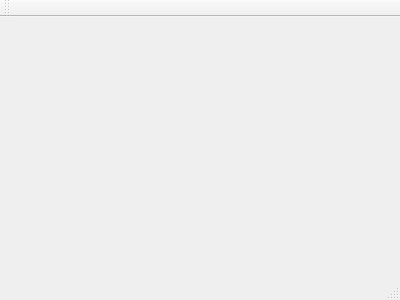
The window that mainwindow.ui (psenna/HMAX_C) describes before a commit, drawn with Qt 5.
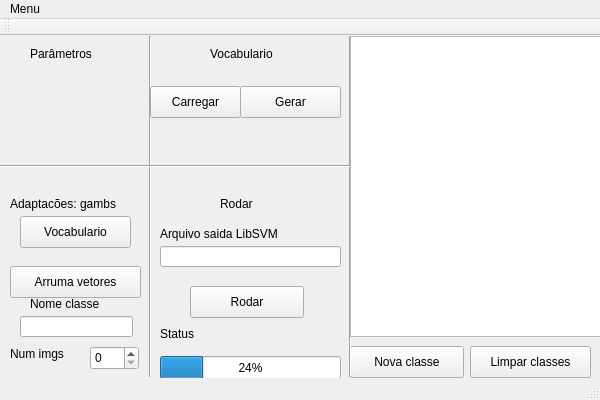
The same window after the commit. Icons and pictures are not drawn.

Patch:
```diff
--- a/mainwindow.ui
+++ b/mainwindow.ui
@@ -6,28 +6,311 @@
    <rect>
     <x>0</x>
     <y>0</y>
-    <width>400</width>
-    <height>300</height>
+    <width>600</width>
+    <height>400</height>
    </rect>
   </property>
+  <property name="minimumSize">
+   <size>
+    <width>600</width>
+    <height>400</height>
+   </size>
+  </property>
+  <property name="maximumSize">
+   <size>
+    <width>600</width>
+    <height>400</height>
+   </size>
+  </property>
   <property name="windowTitle">
    <string>MainWindow</string>
   </property>
   <widget class="QWidget" name="centralWidget">
+   <widget class="QPushButton" name="botaoNovClas">
+    <property name="geometry">
+     <rect>
+      <x>350</x>
+      <y>310</y>
+      <width>114</width>
+      <height>32</height>
+     </rect>
+    </property>
+    <property name="text">
+     <string>Nova classe</string>
+    </property>
+   </widget>
+   <widget class="QPushButton" name="botaoLimpClas">
+    <property name="geometry">
+     <rect>
+      <x>470</x>
+      <y>310</y>
+      <width>121</width>
+      <height>32</height>
+     </rect>
+    </property>
+    <property name="text">
+     <string>Limpar classes</string>
+    </property>
+   </widget>
+   <widget class="Line" name="line">
+    <property name="geometry">
+     <rect>
+      <x>340</x>
+      <y>0</y>
+      <width>20</width>
+      <height>341</height>
+     </rect>
+    </property>
+    <property name="orientation">
+     <enum>Qt::Vertical</enum>
+    </property>
+   </widget>
+   <widget class="Line" name="line_2">
+    <property name="geometry">
+     <rect>
+      <x>140</x>
+      <y>0</y>
+      <width>20</width>
+      <height>341</height>
+     </rect>
+    </property>
+    <property name="orientation">
+     <enum>Qt::Vertical</enum>
+    </property>
+   </widget>
+   <widget class="QPushButton" name="pushButton_4">
+    <property name="geometry">
+     <rect>
+      <x>150</x>
+      <y>50</y>
+      <width>91</width>
+      <height>32</height>
+     </rect>
+    </property>
+    <property name="text">
+     <string>Carregar</string>
+    </property>
+   </widget>
    <widget class="QLabel" name="label">
     <property name="geometry">
      <rect>
+      <x>210</x>
+      <y>10</y>
+      <width>81</width>
+      <height>16</height>
+     </rect>
+    </property>
+    <property name="text">
+     <string>Vocabulario</string>
+    </property>
+   </widget>
+   <widget class="QPushButton" name="pushButton_5">
+    <property name="geometry">
+     <rect>
+      <x>240</x>
+      <y>50</y>
+      <width>101</width>
+      <height>32</height>
+     </rect>
+    </property>
+    <property name="text">
+     <string>Gerar</string>
+    </property>
+   </widget>
+   <widget class="QProgressBar" name="progressBar">
+    <property name="geometry">
+     <rect>
+      <x>160</x>
+      <y>320</y>
+      <width>181</width>
+      <height>23</height>
+     </rect>
+    </property>
+    <property name="value">
+     <number>24</number>
+    </property>
+   </widget>
+   <widget class="Line" name="line_3">
+    <property name="geometry">
+     <rect>
+      <x>-10</x>
+      <y>120</y>
+      <width>361</width>
+      <height>20</height>
+     </rect>
+    </property>
+    <property name="orientation">
+     <enum>Qt::Horizontal</enum>
+    </property>
+   </widget>
+   <widget class="QLabel" name="label_2">
+    <property name="geometry">
+     <rect>
+      <x>220</x>
+      <y>160</y>
+      <width>62</width>
+      <height>16</height>
+     </rect>
+    </property>
+    <property name="text">
+     <string>Rodar</string>
+    </property>
+   </widget>
+   <widget class="QLineEdit" name="nomArqSVM">
+    <property name="geometry">
+     <rect>
+      <x>160</x>
+      <y>210</y>
+      <width>181</width>
+      <height>21</height>
+     </rect>
+    </property>
+   </widget>
+   <widget class="QLabel" name="label_3">
+    <property name="geometry">
+     <rect>
+      <x>160</x>
+      <y>190</y>
+      <width>141</width>
+      <height>16</height>
+     </rect>
+    </property>
+    <property name="text">
+     <string>Arquivo saida LibSVM</string>
+    </property>
+   </widget>
+   <widget class="QPushButton" name="botaoRodar">
+    <property name="geometry">
+     <rect>
+      <x>190</x>
+      <y>250</y>
+      <width>114</width>
+      <height>32</height>
+     </rect>
+    </property>
+    <property name="text">
+     <string>Rodar</string>
+    </property>
+   </widget>
+   <widget class="QLabel" name="label_4">
+    <property name="geometry">
+     <rect>
+      <x>160</x>
+      <y>290</y>
+      <width>62</width>
+      <height>16</height>
+     </rect>
+    </property>
+    <property name="text">
+     <string>Status</string>
+    </property>
+   </widget>
+   <widget class="QLabel" name="label_5">
+    <property name="geometry">
+     <rect>
+      <x>30</x>
+      <y>10</y>
+      <width>81</width>
+      <height>16</height>
+     </rect>
+    </property>
+    <property name="text">
+     <string>Parâmetros</string>
+    </property>
+   </widget>
+   <widget class="QLabel" name="label_6">
+    <property name="geometry">
+     <rect>
+      <x>10</x>
+      <y>160</y>
+      <width>131</width>
+      <height>16</height>
+     </rect>
+    </property>
+    <property name="text">
+     <string>Adaptacões: gambs</string>
+    </property>
+   </widget>
+   <widget class="QPushButton" name="botaoVoc">
+    <property name="geometry">
+     <rect>
       <x>20</x>
-      <y>25</y>
-      <width>351</width>
-      <height>191</height>
+      <y>180</y>
+      <width>111</width>
+      <height>32</height>
      </rect>
     </property>
     <property name="text">
-     <string/>
+     <string>Vocabulario</string>
     </property>
-    <property name="pixmap">
-     <pixmap resource="imgs.qrc">:/imagens/imgs/lena.bmp</pixmap>
+   </widget>
+   <widget class="QPushButton" name="botaoArrumaVet">
+    <property name="geometry">
+     <rect>
+      <x>10</x>
+      <y>230</y>
+      <width>131</width>
+      <height>32</height>
+     </rect>
+    </property>
+    <property name="text">
+     <string>Arruma vetores</string>
+    </property>
+   </widget>
+   <widget class="QTableWidget" name="tableWidget">
+    <property name="geometry">
+     <rect>
+      <x>350</x>
+      <y>0</y>
+      <width>251</width>
+      <height>301</height>
+     </rect>
+    </property>
+   </widget>
+   <widget class="QLineEdit" name="lineEdit">
+    <property name="geometry">
+     <rect>
+      <x>20</x>
+      <y>280</y>
+      <width>113</width>
+      <height>21</height>
+     </rect>
+    </property>
+   </widget>
+   <widget class="QLabel" name="label_7">
+    <property name="geometry">
+     <rect>
+      <x>30</x>
+      <y>260</y>
+      <width>91</width>
+      <height>16</height>
+     </rect>
+    </property>
+    <property name="text">
+     <string>Nome classe</string>
+    </property>
+   </widget>
+   <widget class="QSpinBox" name="spinBox">
+    <property name="geometry">
+     <rect>
+      <x>90</x>
+      <y>310</y>
+      <width>49</width>
+      <height>24</height>
+     </rect>
+    </property>
+   </widget>
+   <widget class="QLabel" name="label_8">
+    <property name="geometry">
+     <rect>
+      <x>10</x>
+      <y>310</y>
+      <width>71</width>
+      <height>16</height>
+     </rect>
+    </property>
+    <property name="text">
+     <string>Num imgs</string>
     </property>
    </widget>
   </widget>
@@ -36,11 +319,19 @@
     <rect>
      <x>0</x>
      <y>0</y>
-     <width>400</width>
+     <width>600</width>
      <height>22</height>
     </rect>
    </property>
+   <widget class="QMenu" name="menuMenu">
+    <property name="title">
+     <string>Menu</string>
+    </property>
+    <addaction name="actionSair"/>
+   </widget>
+   <addaction name="menuMenu"/>
   </widget>
+  <widget class="QStatusBar" name="statusBar"/>
   <widget class="QToolBar" name="mainToolBar">
    <attribute name="toolBarArea">
     <enum>TopToolBarArea</enum>
@@ -49,7 +340,11 @@
     <bool>false</bool>
    </attribute>
   </widget>
-  <widget class="QStatusBar" name="statusBar"/>
+  <action name="actionSair">
+   <property name="text">
+    <string>Sair</string>
+   </property>
+  </action>
  </widget>
  <layoutdefault spacing="6" margin="11"/>
  <resources>
```
Left out of the diff: 4 changed lines with no effect on the pictures.
